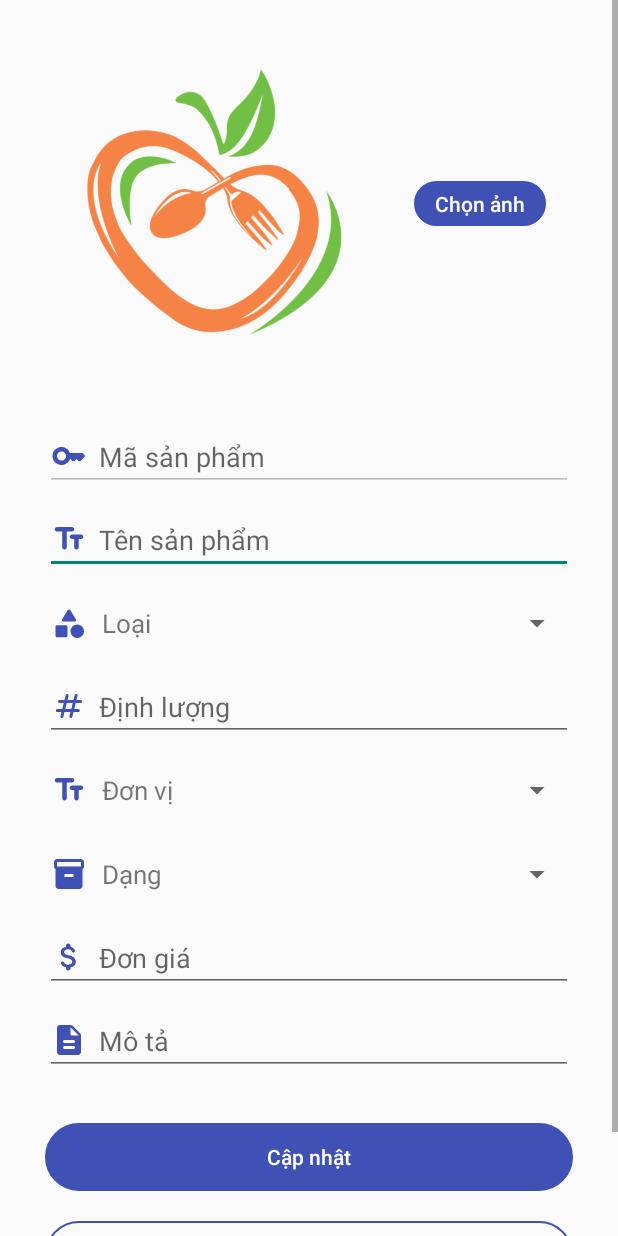
After one commit to Hqkhanh-FITHOU/EcoVn, an Android app: the layout activity_edit_product.xml on its own in the app's theme, with its tools: preview values and no code run, on a phone screen of 412 x 824 dp. The commit adds this screen. Run offline under Robolectric (Android 15) with nearby library versions, the phone set to English and light mode, and no system bars.

Commit message:
edit and delete product

```diff
--- a/app/src/main/java/com/fithou/ecovn/Sensor/ShakeDetector.java
+++ b/app/src/main/java/com/fithou/ecovn/Sensor/ShakeDetector.java
@@ -8,13 +8,13 @@ import android.hardware.SensorManager;
 
 public class ShakeDetector implements SensorEventListener {
         //ngưỡng lắc
-        private static final float SHAKE_THRESHOLD =9000f;
+        private static final float SHAKE_THRESHOLD =500f;
         //tg min giữa các lần lắc
         private static final int SHAKE_TIMEOUT = 500;
         // tg min của một lần lắc
         private static final int SHAKE_DURATION = 1000;
         // Số lần lắc cần
-        private static final int SHAKE_COUNT = 3;
+        public static final int SHAKE_COUNT = 2;
 
         private SensorManager sensorManager;
         private Sensor accelerometer;
--- a/app/src/main/java/com/fithou/ecovn/menu/NotificationMenu.java
+++ b/app/src/main/java/com/fithou/ecovn/menu/NotificationMenu.java
@@ -9,6 +9,7 @@ import android.view.LayoutInflater;
 import android.view.View;
 import android.view.ViewGroup;
 
+import com.fithou.ecovn.MainActivity;
 import com.fithou.ecovn.R;
 import com.fithou.ecovn.Sensor.ShakeDetector;
 
@@ -72,8 +73,10 @@ public class NotificationMenu extends Fragment {
                 // Xử lý khi xảy ra sự kiện lắc màn hình
                 // Chuyển về màn hình Home
                 // Ví dụ:
+
                 FragmentManager fragmentManager = requireActivity().getSupportFragmentManager();
                 fragmentManager.popBackStack(null, FragmentManager.POP_BACK_STACK_INCLUSIVE);
+
             }
         });
 
--- a/app/src/main/java/com/fithou/ecovn/shop_tabfragment/ShopProductsFragment.java
+++ b/app/src/main/java/com/fithou/ecovn/shop_tabfragment/ShopProductsFragment.java
@@ -82,7 +82,7 @@ public class ShopProductsFragment extends Fragment {
     private void loadProductFromFirebase(String shopID){
         db = FirebaseFirestore.getInstance();
         db.collection("product")
-                .whereEqualTo("FK_shop_id", shopID)
+                .whereEqualTo("fk_shop_id", shopID)
                 .get()
                 .addOnSuccessListener(new OnSuccessListener<QuerySnapshot>() {
                     @Override
--- a/app/src/main/java/com/fithou/ecovn/sub_activity/CreateShop.java
+++ b/app/src/main/java/com/fithou/ecovn/sub_activity/CreateShop.java
@@ -105,7 +105,7 @@ public class CreateShop extends AppCompatActivity {
     private void updateIsShopUserProfile(){
         db = FirebaseFirestore.getInstance();
         db.collection("users").document(MainActivity.CURRENT_USER.getId())
-                .update("is_shop",true)
+                .update("shop",true)
                 .addOnSuccessListener(new OnSuccessListener<Void>() {
                     @Override
                     public void onSuccess(Void unused) {
--- /dev/null
+++ b/app/src/main/res/drawable/round_key_24.xml
@@ -0,0 +1,5 @@
+<vector android:height="24dp" android:tint="#3F51B5"
+    android:viewportHeight="24" android:viewportWidth="24"
+    android:width="24dp" xmlns:android="http://schemas.android.com/apk/res/android">
+    <path android:fillColor="@android:color/white" android:pathData="M20.59,10h-7.94C11.7,7.31 8.89,5.5 5.77,6.12c-2.29,0.46 -4.15,2.3 -4.63,4.58C0.32,14.58 3.26,18 7,18c2.61,0 4.83,-1.67 5.65,-4H13l1.29,1.29c0.39,0.39 1.02,0.39 1.41,0L17,14l1.29,1.29c0.39,0.39 1.03,0.39 1.42,0l2.59,-2.61c0.39,-0.39 0.39,-1.03 -0.01,-1.42l-0.99,-0.97C21.1,10.1 20.85,10 20.59,10zM7,15c-1.65,0 -3,-1.35 -3,-3c0,-1.65 1.35,-3 3,-3s3,1.35 3,3C10,13.65 8.65,15 7,15z"/>
+</vector>
--- /dev/null
+++ b/app/src/main/res/layout/activity_edit_product.xml
@@ -0,0 +1,202 @@
+<?xml version="1.0" encoding="utf-8"?>
+<ScrollView android:layout_width="match_parent"
+    android:layout_height="match_parent"
+    android:orientation="vertical"
+    xmlns:android="http://schemas.android.com/apk/res/android">
+    <LinearLayout
+        android:layout_width="match_parent"
+        android:layout_height="wrap_content"
+        android:orientation="vertical">
+        <LinearLayout
+            android:layout_width="match_parent"
+            android:layout_height="wrap_content"
+            android:layout_marginHorizontal="30dp"
+            android:layout_gravity="center">
+            <ImageView
+                android:id="@+id/img_edit_product"
+                android:layout_width="230dp"
+                android:layout_height="240dp"
+                android:src="@drawable/logo"
+                android:layout_gravity="center"
+                android:layout_marginTop="16dp"
+                android:layout_marginRight="16dp"
+                android:layout_marginBottom="16dp"/>
+            <Button
+                android:id="@+id/btn_choose_img"
+                android:layout_width="wrap_content"
+                android:layout_height="30dp"
+                android:text="Chọn ảnh"
+                android:textAllCaps="false"
+                android:textColor="@color/white"
+                android:backgroundTint="@color/Free_Speech_Blue"
+                android:background="@drawable/border_button"
+                android:layout_gravity="center"
+                />
+        </LinearLayout>
+
+        <EditText
+            android:id="@+id/edit_productId"
+            android:layout_width="match_parent"
+            android:layout_height="wrap_content"
+            android:hint="Mã sản phẩm"
+            android:layout_marginTop="10dp"
+            android:layout_marginStart="30dp"
+            android:layout_marginEnd="30dp"
+            android:enabled="false"
+            android:drawableStart="@drawable/round_key_24"
+            android:drawablePadding="8dp"/>
+
+        <EditText
+            android:id="@+id/edit_productName"
+            android:layout_width="match_parent"
+            android:layout_height="wrap_content"
+            android:hint="Tên sản phẩm"
+            android:layout_marginTop="10dp"
+            android:layout_marginStart="30dp"
+            android:layout_marginEnd="30dp"
+            android:drawableStart="@drawable/round_text_fields_24"
+            android:drawablePadding="8dp"/>
+
+        <LinearLayout
+            android:layout_width="match_parent"
+            android:layout_height="wrap_content"
+            android:orientation="horizontal"
+            android:layout_marginHorizontal="30dp"
+            android:layout_marginTop="10dp" >
+            <TextView
+                android:layout_width="wrap_content"
+                android:layout_height="wrap_content"
+                android:text="Loại"
+                android:textSize="17sp"
+                android:layout_gravity="center_vertical"
+                android:drawableStart="@drawable/round_category_24"
+                android:drawablePadding="10dp"
+                android:layout_marginLeft="4dp"
+                />
+            <Spinner
+                android:id="@+id/spin_edit_category"
+                android:layout_width="match_parent"
+                android:layout_height="46dp"
+                android:paddingLeft="10dp"
+                android:layout_marginStart="14dp"
+                />
+        </LinearLayout>
+
+        <EditText
+            android:id="@+id/edit_quantity"
+            android:layout_width="match_parent"
+            android:layout_height="wrap_content"
+            android:hint="Định lượng"
+            android:inputType="numberDecimal"
+            android:layout_marginTop="10dp"
+            android:layout_marginStart="30dp"
+            android:layout_marginEnd="30dp"
+            android:drawableStart="@drawable/round_numbers_24"
+            android:drawablePadding="8dp"/>
+
+
+        <LinearLayout
+            android:layout_width="match_parent"
+            android:layout_height="wrap_content"
+            android:orientation="horizontal"
+            android:layout_marginHorizontal="30dp"
+            android:layout_marginTop="10dp" >
+            <TextView
+                android:layout_width="wrap_content"
+                android:layout_height="wrap_content"
+                android:text="Đơn vị"
+                android:textSize="17sp"
+                android:layout_gravity="center_vertical"
+                android:drawableStart="@drawable/round_text_fields_24"
+                android:drawablePadding="10dp"
+                android:layout_marginLeft="4dp"
+                />
+            <Spinner
+                android:id="@+id/spin_edit_unit"
+                android:layout_width="match_parent"
+                android:layout_height="46dp"
+                android:paddingLeft="10dp"
+                />
+        </LinearLayout>
+        <LinearLayout
+            android:layout_width="match_parent"
+            android:layout_height="wrap_content"
+            android:orientation="horizontal"
+            android:layout_marginHorizontal="30dp"
+            android:layout_marginTop="10dp" >
+            <TextView
+                android:layout_width="wrap_content"
+                android:layout_height="wrap_content"
+                android:text="Dạng"
+                android:textSize="17sp"
+                android:layout_gravity="center_vertical"
+                android:drawableStart="@drawable/baseline_inventory_24"
+                android:drawablePadding="10dp"
+                android:layout_marginLeft="4dp"
+                />
+            <Spinner
+                android:id="@+id/spin_edit_container_type"
+                android:layout_width="match_parent"
+                android:layout_height="46dp"
+                android:paddingLeft="10dp"
+                android:layout_marginStart="8dp"
+                />
+        </LinearLayout>
+
+
+        <EditText
+            android:id="@+id/edit_cost"
+            android:layout_width="match_parent"
+            android:layout_height="wrap_content"
+            android:hint="Đơn giá"
+            android:inputType="numberDecimal"
+            android:layout_marginTop="10dp"
+            android:layout_marginStart="30dp"
+            android:layout_marginEnd="30dp"
+            android:drawableStart="@drawable/round_attach_money_24"
+            android:drawablePadding="8dp"/>
+
+        <EditText
+            android:id="@+id/edit_des"
+            android:layout_width="match_parent"
+            android:layout_height="wrap_content"
+            android:hint="Mô tả"
+            android:layout_marginTop="10dp"
+            android:layout_marginStart="30dp"
+            android:layout_marginEnd="30dp"
+            android:drawableStart="@drawable/round_description_24"
+            android:drawablePadding="8dp"/>
+        <LinearLayout
+            android:layout_width="match_parent"
+            android:layout_height="wrap_content"
+            android:layout_gravity="center"
+            android:orientation="vertical"
+            android:layout_marginHorizontal="30dp"
+            android:layout_marginTop="32dp">
+
+            <Button
+                android:id="@+id/btn_edit_confirm"
+                android:layout_width="match_parent"
+                android:layout_height="45dp"
+                android:text="Cập nhật"
+                android:textAllCaps="false"
+                android:textColor="@color/white"
+                android:backgroundTint="@color/Free_Speech_Blue"
+                android:background="@drawable/border_button"
+                android:layout_gravity="center"
+                />
+            <Button
+                android:id="@+id/btn_edit_cancel"
+                android:layout_width="match_parent"
+                android:layout_height="45dp"
+                android:text="Hủy"
+                android:layout_marginTop="20dp"
+                android:textAllCaps="false"
+                android:textColor="@color/Free_Speech_Blue"
+                android:background="@drawable/border_button"
+                android:layout_gravity="center"
+                android:layout_marginBottom="40dp"
+                />
+        </LinearLayout>
+    </LinearLayout>
+</ScrollView>
```
Also changed, not shown: app/src/main/AndroidManifest.xml (+6 -1 lines), app/src/main/java/com/fithou/ecovn/MainActivity.java (+26 -1 lines), app/src/main/java/com/fithou/ecovn/adapter/AccountFeatureAdapter.java (+7 -0 lines), app/src/main/java/com/fithou/ecovn/adapter/MyProductsAdapter.java (+31 -7 lines), app/src/main/java/com/fithou/ecovn/menu/CartMenu.java (+6 -5 lines), app/src/main/java/com/fithou/ecovn/menu/HomeMenu.java (+9 -0 lines), app/src/main/java/com/fithou/ecovn/shop_tabfragment/ShopMyProductsFragment.java (+26 -3 lines), app/src/main/java/com/fithou/ecovn/sub_activity/AddProduct.java (+7 -1 lines), app/src/main/java/com/fithou/ecovn/sub_activity/EditProduct.java (added, +356 -0 lines), app/src/main/java/com/fithou/ecovn/sub_activity/ProductDetailActivity.java (+5 -2 lines), app/src/main/res/layout/fragment_cart_menu.xml (+0 -8 lines). Lines whose indentation alone changed are shown as unchanged.
